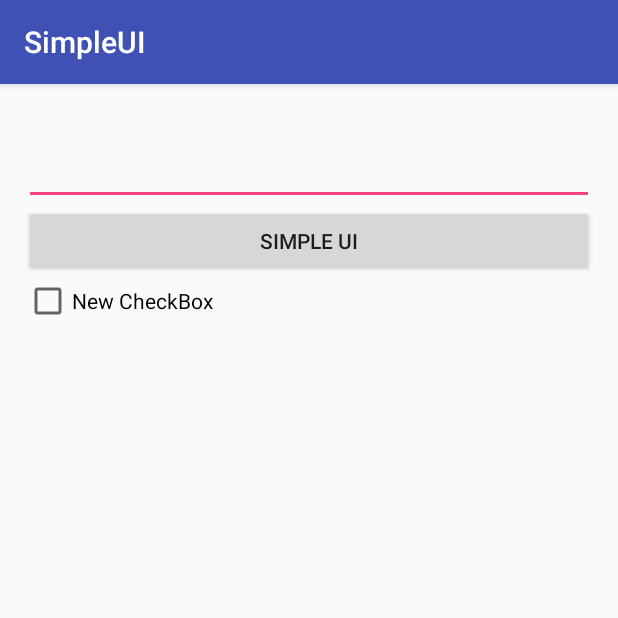
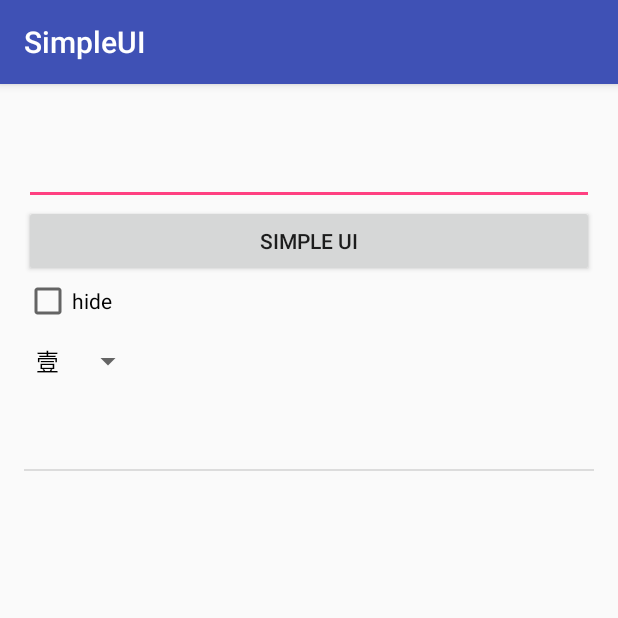
Before and after one commit to jruffian/NTUProject, an Android app: the screen it shows after launch (MainActivity), after a tap on "SIMPLE UI", on a phone screen of 412 x 824 dp, the top half of it. Run offline under Robolectric (Android 15) with nearby library versions, the phone set to English and light mode, and no system bars.

Commit message:
add ListView, spinner, array.xml

```diff
--- a/SimpleUI/app/src/main/java/tw/idv/crystalfish/simpleui/MainActivity.java
+++ b/SimpleUI/app/src/main/java/tw/idv/crystalfish/simpleui/MainActivity.java
@@ -6,10 +6,13 @@ import android.support.v7.app.AppCompatActivity;
 import android.os.Bundle;
 import android.view.KeyEvent;
 import android.view.View;
+import android.widget.ArrayAdapter;
 import android.widget.Button;
 import android.widget.CheckBox;
 import android.widget.CompoundButton;
 import android.widget.EditText;
+import android.widget.ListView;
+import android.widget.Spinner;
 import android.widget.TextView;
 import android.widget.Toast;
 
@@ -19,7 +22,13 @@ public class MainActivity extends AppCompatActivity {
     TextView textView;
     EditText editText;
     CheckBox hidecheckBox;
+    ListView listView;
+    Spinner spinner;
+    //save data in phone
     SharedPreferences sp;
+    /* if you want save data in the phone,
+       you must a editor(pen)
+    */
     SharedPreferences.Editor editor;
 
     @Override
@@ -27,19 +36,26 @@ public class MainActivity extends AppCompatActivity {
         super.onCreate(savedInstanceState);
         setContentView(R.layout.activity_main);
 
-        textView = (TextView) findViewById(R.id.textView);
+        textView = (TextView)findViewById(R.id.textView);
         button1 = (Button)findViewById(R.id.button1);
-        editText = (EditText) findViewById(R.id.editText);
-
+        editText = (EditText)findViewById(R.id.editText);
+        listView = (ListView)findViewById(R.id.listView);
+        spinner = (Spinner)findViewById(R.id.spinner);
+        /* create a storage memory in phone its name is "setting" */
         sp = getSharedPreferences("setting", Context.MODE_PRIVATE);
         editor = sp.edit();
 
+        /* we would get the string of the editText of setting
+        *  first time, it is no data in the editText, so we
+        *  must be set null to the editText */
         editText.setText(sp.getString("editText", ""));
 
         editText.setOnKeyListener(new View.OnKeyListener() {
             @Override
             public boolean onKey(View v, int keyCode, KeyEvent event) {
+                /* get the string from editText of setting */
                 editor.putString("editText", editText.getText().toString());
+                /* after apply, the editText value is saved */
                 editor.apply();
                 if (keyCode == KeyEvent.KEYCODE_ENTER && event.getAction() == KeyEvent.ACTION_DOWN) {
                     submit(v);
@@ -47,22 +63,47 @@ public class MainActivity extends AppCompatActivity {
                 return false;
             }
         });
+
+        setListView();
+        setSpinner();
+
         hidecheckBox = (CheckBox)findViewById(R.id.checkBox);
-
+        /* save checkBox status to hideCheckBox, and set the default value "false"*/
         hidecheckBox.setChecked(sp.getBoolean("hideCheckBox", false));
         hidecheckBox.setOnCheckedChangeListener(new CompoundButton.OnCheckedChangeListener() {
             @Override
             public void onCheckedChanged(CompoundButton buttonView, boolean isChecked) {
+                /* get the hideCheckBox status */
                 editor.putBoolean("hideCheckBox", hidecheckBox.isChecked());
                 editor.apply();
+                if (!hidecheckBox.isChecked()) {
+                    editText.setText("");
+                    textView.setText("");
+                }
             }
         });
+    }
+
+    private void setSpinner()
+    {
+        String[] data = getResources().getStringArray(R.array.numberInfo); //{"壹","貳", "參", "肆", "伍"};
+        ArrayAdapter<String> adapter = new ArrayAdapter<String>(this, android.R.layout.simple_spinner_dropdown_item, data);
+        spinner.setAdapter(adapter);
+    }
+
+    private void setListView()
+    {
+//        String[] data = {"壹","貳", "參", "肆", "伍"};
+        String[] data = utils.readFile(this, "history.txt").split("\n");
+        ArrayAdapter<String> adapter = new ArrayAdapter<String>(this, android.R.layout.simple_list_item_1, data);
+        listView.setAdapter(adapter);
     }
 
     public void submit(View view)
     {
         //Toast.makeText(this, "Hello world", Toast.LENGTH_LONG);
         String text = editText.getText().toString();
+        utils.writeFile(this, "history.txt", text + '\n');
         if (hidecheckBox.isChecked()) {
             Toast.makeText(this, text, Toast.LENGTH_LONG);
             textView.setText("xxxxxxxxxxx");
@@ -71,6 +112,7 @@ public class MainActivity extends AppCompatActivity {
         }
         editText.setText("");
         textView.setText(text);
+        setListView();
     }
 
 }
--- /dev/null
+++ b/SimpleUI/app/src/main/java/tw/idv/crystalfish/simpleui/utils.java
@@ -0,0 +1,42 @@
+package tw.idv.crystalfish.simpleui;
+
+import android.content.Context;
+
+import java.io.FileInputStream;
+import java.io.FileNotFoundException;
+import java.io.FileOutputStream;
+import java.io.IOException;
+
+/**
+ * Created by jruffian on 2016/3/10.
+ */
+public class utils {
+
+    public static void writeFile(Context context, String fileName, String content)
+    {
+        try {
+            FileOutputStream fos = context.openFileOutput(fileName, context.MODE_APPEND);
+            fos.write(content.getBytes());
+            fos.close();
+        } catch (FileNotFoundException e) {
+            e.printStackTrace();
+        } catch (IOException e) {
+            e.printStackTrace();
+        }
+    }
+
+    public static String readFile(Context context, String fileName) {
+        try {
+            FileInputStream fis = context.openFileInput(fileName);
+            byte[] buffer = new byte[1024];
+            fis.read(buffer, 0, buffer.length);
+            fis.close();
+            return new String(buffer);
+        } catch (FileNotFoundException e) {
+            e.printStackTrace();
+        } catch (IOException e) {
+            e.printStackTrace();
+        }
+        return "";
+    }
+}
--- a/SimpleUI/app/src/main/res/layout/activity_main.xml
+++ b/SimpleUI/app/src/main/res/layout/activity_main.xml
@@ -37,9 +37,27 @@
     <CheckBox
         android:layout_width="wrap_content"
         android:layout_height="wrap_content"
-        android:text="New CheckBox"
+        android:text="hide"
         android:id="@+id/checkBox"
         android:layout_below="@+id/button1"
         android:layout_alignParentLeft="true"
         android:layout_alignParentStart="true" />
+
+
+    <Spinner
+        android:layout_width="wrap_content"
+        android:layout_height="wrap_content"
+        android:id="@+id/spinner"
+        android:layout_below="@+id/checkBox"
+        android:layout_alignParentLeft="true"
+        android:layout_alignParentStart="true" />
+
+    <ListView
+        android:layout_width="wrap_content"
+        android:layout_height="wrap_content"
+        android:id="@+id/listView"
+        android:layout_alignParentLeft="true"
+        android:layout_alignParentStart="true"
+        android:layout_below="@+id/spinner" />
+
 </RelativeLayout>
--- /dev/null
+++ b/SimpleUI/app/src/main/res/values/array.xml
@@ -0,0 +1,18 @@
+<?xml version="1.0" encoding="utf-8"?>
+<resources>
+    <string-array name="stroeInfo">
+        <item>Arm</item>
+        <item>Xtensa</item>
+        <item>Atom</item>
+        <item>Intel</item>
+        <item>Qumm</item>
+    </string-array>
+
+    <string-array name="numberInfo">
+        <item>壹</item>
+        <item>貳</item>
+        <item>參</item>
+        <item>肆</item>
+        <item>伍</item>
+    </string-array>
+</resources>
```
